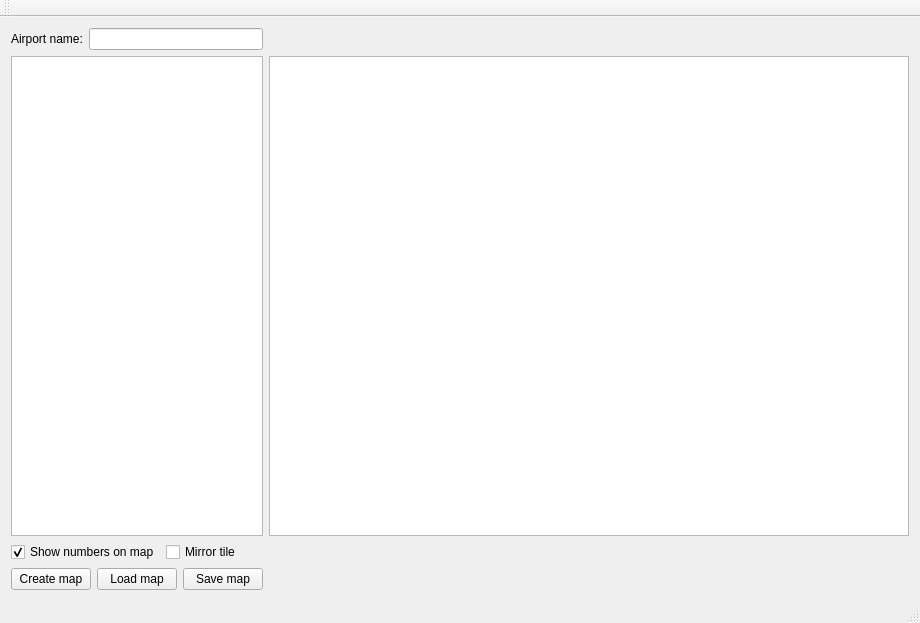
XaviDCR92/Airport, file Source/MapEditor/mainwindow.ui: the form before one commit.
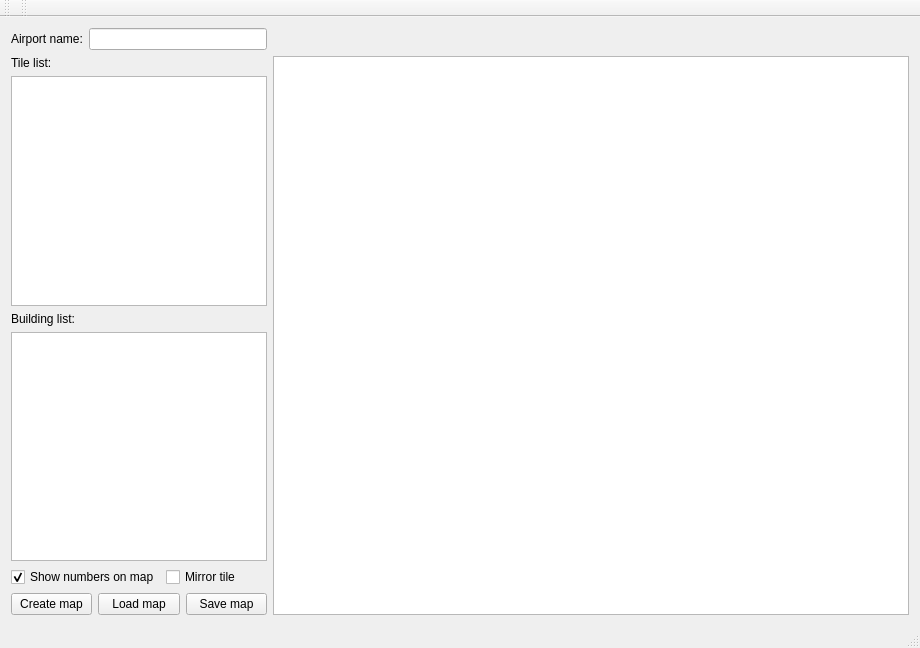
The form after the commit.

Diff of the .ui file:
```diff
--- a/Source/MapEditor/mainwindow.ui
+++ b/Source/MapEditor/mainwindow.ui
@@ -7,7 +7,7 @@
     <x>0</x>
     <y>0</y>
     <width>920</width>
-    <height>605</height>
+    <height>648</height>
    </rect>
   </property>
   <property name="windowTitle">
@@ -24,7 +24,52 @@
     <bool>true</bool>
    </property>
    <layout class="QGridLayout" name="gridLayout">
-    <item row="2" column="0">
+    <item row="2" column="2">
+     <widget class="QGraphicsView" name="graphicsView">
+      <property name="sizePolicy">
+       <sizepolicy hsizetype="Expanding" vsizetype="Expanding">
+        <horstretch>99</horstretch>
+        <verstretch>99</verstretch>
+       </sizepolicy>
+      </property>
+      <property name="minimumSize">
+       <size>
+        <width>0</width>
+        <height>0</height>
+       </size>
+      </property>
+     </widget>
+    </item>
+    <item row="2" column="1">
+     <layout class="QVBoxLayout" name="verticalLayout_2">
+      <item>
+       <widget class="QLabel" name="label_2">
+        <property name="text">
+         <string>Tile list:</string>
+        </property>
+       </widget>
+      </item>
+      <item>
+       <widget class="QListWidget" name="tileList">
+        <property name="maximumSize">
+         <size>
+          <width>256</width>
+          <height>16777215</height>
+         </size>
+        </property>
+       </widget>
+      </item>
+      <item>
+       <widget class="QLabel" name="label_3">
+        <property name="text">
+         <string>Building list:</string>
+        </property>
+       </widget>
+      </item>
+      <item>
+       <widget class="QListWidget" name="buildingList"/>
+      </item>
+      <item>
      <layout class="QHBoxLayout" name="horizontalLayout_2">
       <item>
        <widget class="QCheckBox" name="showNumbers_Checkbox">
@@ -45,7 +90,7 @@
       </item>
      </layout>
     </item>
-    <item row="5" column="0">
+      <item>
      <layout class="QHBoxLayout" name="horizontalLayout">
       <item>
        <widget class="QPushButton" name="CreateMap_Btn">
@@ -70,27 +115,9 @@
       </item>
      </layout>
     </item>
-    <item row="1" column="2">
-     <widget class="QGraphicsView" name="graphicsView">
-      <property name="minimumSize">
-       <size>
-        <width>640</width>
-        <height>480</height>
-       </size>
-      </property>
-     </widget>
+     </layout>
     </item>
-    <item row="1" column="0">
-     <widget class="QListWidget" name="listWidget">
-      <property name="maximumSize">
-       <size>
-        <width>256</width>
-        <height>16777215</height>
-       </size>
-      </property>
-     </widget>
-    </item>
-    <item row="0" column="0">
+    <item row="0" column="1">
      <layout class="QHBoxLayout" name="horizontalLayout_3">
       <item>
        <widget class="QLabel" name="label">
@@ -129,6 +156,17 @@
    </attribute>
   </widget>
   <widget class="QStatusBar" name="statusBar"/>
+  <widget class="QToolBar" name="toolBar">
+   <property name="windowTitle">
+    <string>toolBar</string>
+   </property>
+   <attribute name="toolBarArea">
+    <enum>TopToolBarArea</enum>
+   </attribute>
+   <attribute name="toolBarBreak">
+    <bool>false</bool>
+   </attribute>
+  </widget>
  </widget>
  <layoutdefault spacing="6" margin="11"/>
  <resources/>
```
Left out of the diff: 2 changed lines with no effect on the pictures. Lines whose indentation alone changed are shown as unchanged.
